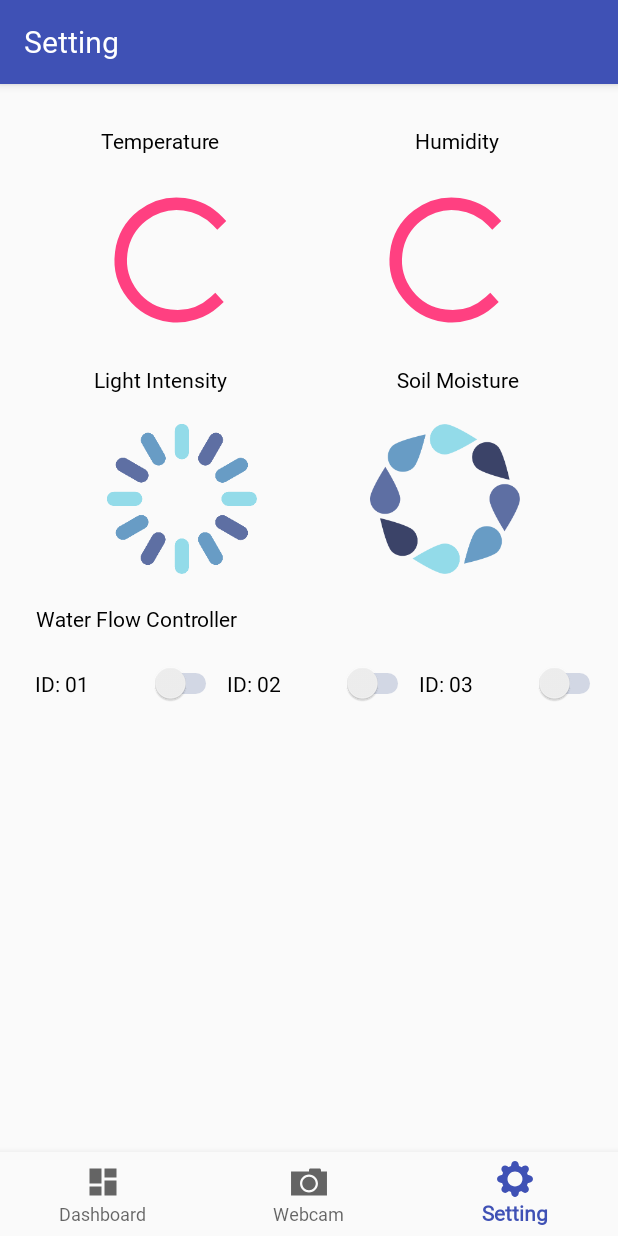
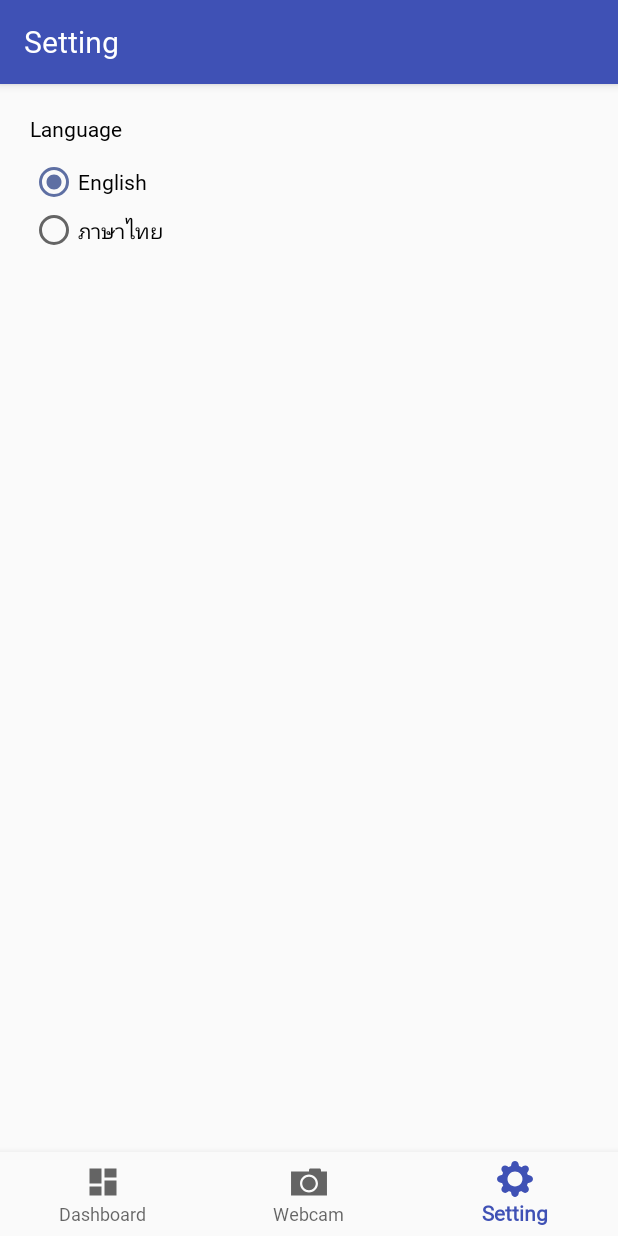
Before and after one commit to sopicha/smartfarm, an Android app: the screen it shows after launch (MainActivity), item 3 of the bottom bar chosen, on a phone screen of 412 x 824 dp. Run offline under Robolectric (Android 15) with nearby library versions, the phone set to English and light mode, and no system bars; our stand-ins replace Firebase (no records; nobody signed in at launch, a user with empty details on screens opened directly); libraries missing offline, so code that uses them is left out: com.budiyev.android, me.itangqi.waveloadingview; plain views replace CircularProgressBar, WaveLoadingView; Roboto replaces fonts that are not available here; 10 statements that could not run were skipped.

Commit message:
[Add] - Setting change language En-TH - new package helper - switch state

```diff
--- a/app/src/main/AndroidManifest.xml
+++ b/app/src/main/AndroidManifest.xml
@@ -3,6 +3,7 @@
     package="com.sti.sopicha.smartfarm">
 
     <application
+        android:name=".helper.SmartFarm"
         android:allowBackup="true"
         android:icon="@mipmap/ic_launcher"
         android:label="@string/app_name"
--- a/app/src/main/java/com/sti/sopicha/smartfarm/DashboardFragment.kt
+++ b/app/src/main/java/com/sti/sopicha/smartfarm/DashboardFragment.kt
@@ -1,31 +1,31 @@
 package com.sti.sopicha.smartfarm
 
-import android.content.Context
-import android.content.res.AssetManager
-import android.content.res.Resources
+import android.content.SharedPreferences
 import android.graphics.Typeface
 import android.os.Bundle
+import android.preference.PreferenceManager
 import android.support.v4.app.Fragment
-import android.support.v7.app.ActionBar
-import android.support.v7.app.AppCompatActivity
-import android.util.Log
 import android.view.LayoutInflater
 import android.view.View
 import android.view.ViewGroup
-import android.widget.ProgressBar
 import android.widget.Switch
 import android.widget.TextView
 import com.budiyev.android.circularprogressbar.CircularProgressBar
 import com.google.firebase.FirebaseApp
 import com.google.firebase.database.FirebaseDatabase
+import com.sti.sopicha.smartfarm.helper.FirebaseCallback
+import com.sti.sopicha.smartfarm.helper.FirebaseTask
 import com.sti.sopicha.smartfarm.model.Data
-import kotlinx.android.synthetic.*
 import me.itangqi.waveloadingview.WaveLoadingView
 import java.lang.StringBuilder
 
 class DashboardFragment: Fragment() {
 
     private val TAG = "sensordata"
+    lateinit var sharedPreferences: SharedPreferences
+    private  val FLOW_SWITCH_KEY1 = "app_flow_switch1"
+    private  val FLOW_SWITCH_KEY2 = "app_flow_switch2"
+    private  val FLOW_SWITCH_KEY3 = "app_flow_switch3"
 
     lateinit var tempProg: CircularProgressBar
     lateinit var tempProgText: TextView
@@ -41,6 +41,7 @@ class DashboardFragment: Fragment() {
     lateinit var typeface: Typeface
 
     companion object {
+
         fun newInstance(): DashboardFragment = DashboardFragment()
     }
 
@@ -49,6 +50,7 @@ class DashboardFragment: Fragment() {
 
     override fun onViewCreated(view: View, savedInstanceState: Bundle?) {
         super.onViewCreated(view, savedInstanceState)
+        sharedPreferences = PreferenceManager.getDefaultSharedPreferences(this.context)
 
         // init UI view
         typeface = Typeface.createFromAsset(context!!.assets,"Lato-Light.ttf")
@@ -70,7 +72,7 @@ class DashboardFragment: Fragment() {
 
         FirebaseApp.initializeApp(this.requireContext())
 
-        firebaseTask = FirebaseTask(data,FirebaseDatabase.getInstance(),"Command","Data")
+        firebaseTask = FirebaseTask(data, FirebaseDatabase.getInstance(), "Command", "Data")
         firebaseTask.readData(object : FirebaseCallback {
             override fun onCallback(data: Data?) {
                 tempProg.progress = data!!.temperature!!.toFloat()
@@ -81,30 +83,33 @@ class DashboardFragment: Fragment() {
 
                 lightProgText.text = StringBuilder().append(data.light).append("%")
                 moistProgText.text = StringBuilder().append(data.soil).append("%")
-
-                Log.d(TAG, data!!.humidity.toString())
             }
         })
 
-        waterFlowId1.setOnCheckedChangeListener { buttonView, isChecked ->
-            if (isChecked)
-                firebaseTask.writeCommand(getString(R.string.switch_water_flow_id_1), 0)
-            else
-                firebaseTask.writeCommand(getString(R.string.switch_water_flow_id_1), 1)
-        }
+        waterFlowId1.isChecked = getSwitchState(FLOW_SWITCH_KEY1)
+        waterFlowId2.isChecked = getSwitchState(FLOW_SWITCH_KEY2)
+        waterFlowId3.isChecked = getSwitchState(FLOW_SWITCH_KEY3)
 
-        waterFlowId2.setOnCheckedChangeListener { buttonView, isChecked ->
-            if (isChecked)
-                firebaseTask.writeCommand(getString(R.string.switch_water_flow_id_2), 0)
-            else
-                firebaseTask.writeCommand(getString(R.string.switch_water_flow_id_2), 1)
-        }
+        setSwitchOnClick(R.string.switch_water_flow_id_1,waterFlowId1,FLOW_SWITCH_KEY1)
+        setSwitchOnClick(R.string.switch_water_flow_id_2,waterFlowId2,FLOW_SWITCH_KEY2)
+        setSwitchOnClick(R.string.switch_water_flow_id_3,waterFlowId3,FLOW_SWITCH_KEY3)
 
-        waterFlowId3.setOnCheckedChangeListener { buttonView, isChecked ->
-            if (isChecked)
-                firebaseTask.writeCommand(getString(R.string.switch_water_flow_id_3), 0)
-            else
-                firebaseTask.writeCommand(getString(R.string.switch_water_flow_id_3), 1)
+    }
+
+    private fun getSwitchState(key: String): Boolean{
+        val switchState = sharedPreferences.getBoolean(key, false)
+        return switchState
+    }
+
+    private fun setSwitchOnClick(resID:Int,switch:Switch, key:String){
+        switch.setOnCheckedChangeListener { buttonView, isChecked ->
+            if (isChecked) {
+                firebaseTask.writeCommand(getString(resID), 0)
+                sharedPreferences.edit().putBoolean(key, true).apply()
+            } else {
+                firebaseTask.writeCommand(getString(resID), 1)
+                sharedPreferences.edit().putBoolean(key, false).apply()
+            }
         }
     }
 }
--- a/app/src/main/java/com/sti/sopicha/smartfarm/MainActivity.kt
+++ b/app/src/main/java/com/sti/sopicha/smartfarm/MainActivity.kt
@@ -1,54 +1,84 @@
 package com.sti.sopicha.smartfarm
 
-import android.graphics.Typeface
+import android.content.Context
+import android.content.SharedPreferences
 import android.os.Bundle
+import android.preference.PreferenceManager
 import android.support.design.widget.BottomNavigationView
 import android.support.v4.app.Fragment
 import android.support.v7.app.ActionBar
 import android.support.v7.app.AppCompatActivity
-import android.widget.TextView
-import android.widget.Toolbar
 import kotlinx.android.synthetic.main.activity_main.*
-
+import com.sti.sopicha.smartfarm.helper.SmartFarm
 
 
 class MainActivity : AppCompatActivity() {
 
     lateinit var toolbar: ActionBar
+    lateinit var sharedPreferences: SharedPreferences
+    private  val APP_LANGUAGE_KEY = "app_language"
+    private  val FRAGMENT_KEY = "app_fragment"
+    private val TAG = "sensordata"
+    lateinit var storedValue:String
+    private val dashFragmentRef: String = "dash"
+    private val webFragmentRef: String = "web"
+    private val settFragmentRef: String = "sett"
 
     private val mOnNavigationItemSelectedListener = BottomNavigationView.OnNavigationItemSelectedListener { item ->
         when (item.itemId) {
             R.id.navigation_dashboard -> {
-                toolbar.title = "Smart Farm Summary Dashboard"
+                toolbar.title = getString(R.string.actionbar_dashboard)
+                sharedPreferences.edit().putString(FRAGMENT_KEY, dashFragmentRef).apply()
                 val dashboardFragment = DashboardFragment.newInstance()
                 openFragment(dashboardFragment)
                 return@OnNavigationItemSelectedListener true
             }
             R.id.navigation_webcam -> {
-                toolbar.title = "Smart Farm Webcam"
+                //toolbar.title = getString(R.string.actionbar_webcam)
                 //message.setText(R.string.title_webcam)
+                sharedPreferences.edit().putString(FRAGMENT_KEY, webFragmentRef).apply()
                 return@OnNavigationItemSelectedListener true
             }
             R.id.navigation_setting -> {
-                toolbar.title = "Setting"
-                //message.setText(R.string.title_setting)
+                toolbar.title = getString(R.string.actionbar_setting)
+                sharedPreferences.edit().putString(FRAGMENT_KEY, settFragmentRef).apply()
+                val settingFragment = SettingFragment.newInstance()
+                openFragment(settingFragment)
                 return@OnNavigationItemSelectedListener true
             }
         }
         false
     }
 
-
-
     override fun onCreate(savedInstanceState: Bundle?) {
         super.onCreate(savedInstanceState)
+        sharedPreferences = PreferenceManager.getDefaultSharedPreferences(this)
+        storedValue = sharedPreferences.getString(APP_LANGUAGE_KEY, "en")
         setContentView(R.layout.activity_main)
         toolbar = supportActionBar!!
-        val dashboardFragment = DashboardFragment.newInstance()
-        openFragment(dashboardFragment)
-        toolbar.title = "Smart Farm Summary Dashboard"
+        val fragment = sharedPreferences.getString(FRAGMENT_KEY, "dash")
+        when(fragment){
+            dashFragmentRef->{
+                val dashboardFragment = DashboardFragment.newInstance()
+                openFragment(dashboardFragment)
+                toolbar.title = getString(R.string.actionbar_dashboard)
+            }
+            webFragmentRef->{
+                //go to webcam fragment
+            }
+            settFragmentRef->{
+                val settingFragment = SettingFragment.newInstance()
+                openFragment(settingFragment)
+                toolbar.title = getString(R.string.actionbar_setting)
+            }
+        }
 
         navigation.setOnNavigationItemSelectedListener(mOnNavigationItemSelectedListener)
+    }
+
+    override fun attachBaseContext(newBase: Context) {
+        super.attachBaseContext(SmartFarm.localeManager.setLocale(newBase))
+
     }
 
 
--- /dev/null
+++ b/app/src/main/java/com/sti/sopicha/smartfarm/SettingFragment.kt
@@ -0,0 +1,73 @@
+package com.sti.sopicha.smartfarm
+
+import android.content.Context
+import android.os.Bundle
+import android.support.v4.app.Fragment
+import android.util.Log
+import android.view.LayoutInflater
+import android.view.View
+import android.view.ViewGroup
+import android.widget.RadioButton
+import android.widget.RadioGroup
+import android.content.SharedPreferences
+import android.preference.PreferenceManager
+import com.sti.sopicha.smartfarm.helper.SmartFarm
+
+
+class SettingFragment: Fragment(){
+    private val TAG = "sensordata"
+    lateinit var sharedPreferences:SharedPreferences
+    lateinit var radioGroup: RadioGroup
+    private  val APP_LANGUAGE_KEY = "app_language"
+    companion object {
+        fun newInstance(): SettingFragment = SettingFragment()
+    }
+
+    private var viewSetting:View? = null
+
+    override fun onCreateView(inflater: LayoutInflater, container: ViewGroup?, savedInstanceState: Bundle?): View? {
+        viewSetting = inflater.inflate(R.layout.setting, container, false)
+        return viewSetting
+    }
+
+    @SuppressWarnings("deprecation")
+    override fun onViewCreated(view: View, savedInstanceState: Bundle?) {
+        super.onViewCreated(view, savedInstanceState)
+
+        sharedPreferences = PreferenceManager.getDefaultSharedPreferences(context)
+        val storedValue = sharedPreferences.getString(APP_LANGUAGE_KEY, "en")
+        radioGroup = view.findViewById(R.id.lang_radiogroup)
+
+        when(storedValue){
+            "en" -> {
+                radioGroup.check(R.id.eng_radiobutt)
+            }
+            "th" ->{
+                radioGroup.check(R.id.thai_radiobutt)
+            }
+
+        }
+
+        // Get radio group selected item using on checked change listener
+        radioGroup.setOnCheckedChangeListener(
+                RadioGroup.OnCheckedChangeListener { group, checkedId ->
+                    val context:Context = this.context!!
+                    val radio: RadioButton = view.findViewById(checkedId)
+                    when(radio.text) {
+                        getString(R.string.eng_lang)->{
+                            sharedPreferences.edit().putString(APP_LANGUAGE_KEY, "en").apply()
+                            SmartFarm.localeManager.setNewLocale(context, SmartFarm.localeManager.LANGUAGE_ENGLISH)
+                            activity!!.recreate()
+
+                        }
+                        getString(R.string.thai_lang)->{
+                            sharedPreferences.edit().putString(APP_LANGUAGE_KEY, "th").apply()
+                            SmartFarm.localeManager.setNewLocale(context, SmartFarm.localeManager.LANGUAGE_THAI)
+                            activity!!.recreate()
+                        }
+                    }
+
+                })
+
+    }
+}
--- a/app/src/main/java/com/sti/sopicha/smartfarm/FirebaseCallback.kt
+++ b/app/src/main/java/com/sti/sopicha/smartfarm/helper/FirebaseCallback.kt
@@ -1,4 +1,4 @@
-package com.sti.sopicha.smartfarm
+package com.sti.sopicha.smartfarm.helper
 
 import com.sti.sopicha.smartfarm.model.Data
 
--- a/app/src/main/java/com/sti/sopicha/smartfarm/FirebaseTask.kt
+++ b/app/src/main/java/com/sti/sopicha/smartfarm/helper/FirebaseTask.kt
@@ -1,13 +1,13 @@
-package com.sti.sopicha.smartfarm
+package com.sti.sopicha.smartfarm.helper
 
 import android.util.Log
 import com.google.firebase.database.*
 import com.sti.sopicha.smartfarm.model.Data
 import com.google.firebase.database.DataSnapshot
+import com.sti.sopicha.smartfarm.helper.FirebaseCallback
 
 
-
-class FirebaseTask(var dt: Data?,dat: FirebaseDatabase,val refCmd: String,val refDt: String){
+class FirebaseTask( dt: Data?,dat: FirebaseDatabase, refCmd: String,refDt: String){
     private val TAG = "sensordata"
     var database: FirebaseDatabase? = null
     var refCommand: DatabaseReference? = null
--- /dev/null
+++ b/app/src/main/java/com/sti/sopicha/smartfarm/helper/LocaleManager.kt
@@ -0,0 +1,66 @@
+package com.sti.sopicha.smartfarm.helper
+
+import android.os.Build.VERSION_CODES.N
+import android.content.res.Resources
+import java.util.Locale
+import android.os.Build.VERSION_CODES.JELLY_BEAN_MR1
+import android.annotation.SuppressLint
+import android.content.Context
+import android.preference.PreferenceManager
+import android.content.SharedPreferences
+import android.content.res.Configuration
+
+
+class LocaleManager(context: Context) {
+
+    val LANGUAGE_ENGLISH: String = "en"
+    val LANGUAGE_THAI: String = "th"
+    private val LANGUAGE_KEY: String = "language_key"
+    private val prefs: SharedPreferences
+
+    val language: String
+        get() = prefs.getString(LANGUAGE_KEY, LANGUAGE_ENGLISH)
+
+    init {
+        prefs = PreferenceManager.getDefaultSharedPreferences(context)
+    }
+
+    fun setLocale(c: Context): Context {
+        return updateResources(c, language)
+    }
+
+    fun setNewLocale(c: Context, language: String): Context {
+        persistLanguage(language)
+        return updateResources(c, language)
+    }
+
+    @SuppressLint("ApplySharedPref")
+    private fun persistLanguage(language: String) {
+        // use commit() instead of apply(), because sometimes we kill the application process immediately
+        // which will prevent apply() to finish
+        prefs.edit().putString(LANGUAGE_KEY, language).commit()
+    }
+
+    private fun updateResources(con: Context, language: String): Context {
+        var context = con
+        val locale = Locale(language)
+        Locale.setDefault(locale)
+
+        val res = context.getResources()
+        val config = Configuration(res.getConfiguration())
+        if (Utility.isAtLeastVersion(JELLY_BEAN_MR1)) {
+            config.setLocale(locale)
+            context = context.createConfigurationContext(config)
+        } else {
+            config.locale = locale
+            res.updateConfiguration(config, res.getDisplayMetrics())
+        }
+        return context
+    }
+
+    fun getLocale(res: Resources): Locale {
+        val config = res.configuration
+        return if (Utility.isAtLeastVersion(N)) config.locales.get(0) else config.locale
+    }
+
+}
--- /dev/null
+++ b/app/src/main/java/com/sti/sopicha/smartfarm/helper/SmartFarm.kt
@@ -0,0 +1,28 @@
+package com.sti.sopicha.smartfarm.helper
+
+import android.util.Log
+import android.app.Application
+import android.content.Context
+import android.content.res.Configuration
+
+
+class SmartFarm : Application() {
+
+    companion object {
+        lateinit var localeManager: LocaleManager
+    }
+
+    private val TAG = "App"
+    override fun attachBaseContext(base: Context) {
+        localeManager = LocaleManager(base)
+        super.attachBaseContext(localeManager.setLocale(base))
+        Log.d(TAG, "attachBaseContext")
+    }
+
+    override fun onConfigurationChanged(newConfig: Configuration) {
+        super.onConfigurationChanged(newConfig)
+        localeManager.setLocale(this)
+        Log.d(TAG, "onConfigurationChanged: " + newConfig.locale.getLanguage())
+    }
+
+}
--- /dev/null
+++ b/app/src/main/res/layout/setting.xml
@@ -0,0 +1,57 @@
+<?xml version="1.0" encoding="utf-8"?>
+<android.support.constraint.ConstraintLayout
+    xmlns:android="http://schemas.android.com/apk/res/android"
+    xmlns:app="http://schemas.android.com/apk/res-auto"
+    xmlns:tools="http://schemas.android.com/tools"
+    android:layout_width="match_parent"
+    android:layout_height="match_parent">
+
+    <LinearLayout
+        android:layout_width="0dp"
+        android:layout_height="match_parent"
+        android:layout_marginStart="20dp"
+        android:layout_marginTop="20dp"
+        android:layout_marginEnd="10dp"
+        android:layout_marginBottom="8dp"
+        android:orientation="vertical"
+        app:layout_constraintBottom_toBottomOf="parent"
+        app:layout_constraintEnd_toEndOf="parent"
+        app:layout_constraintStart_toStartOf="parent"
+        app:layout_constraintTop_toTopOf="parent"
+        app:layout_constraintVertical_bias="0.0">
+
+        <TextView
+            android:id="@+id/h_setting"
+            android:layout_width="match_parent"
+            android:layout_height="wrap_content"
+            android:fontFamily="@font/lato_light"
+            android:paddingBottom="10dp"
+            android:text="@string/header_language"
+            android:textColor="@color/common_google_signin_btn_text_dark_focused" />
+
+        <RadioGroup
+            android:id="@+id/lang_radiogroup"
+            android:layout_width="wrap_content"
+            android:layout_height="wrap_content">
+
+            <RadioButton
+                android:id="@+id/eng_radiobutt"
+                android:layout_width="wrap_content"
+                android:layout_height="wrap_content"
+                android:layout_weight="1"
+                android:checked="true"
+                android:fontFamily="@font/lato_light"
+                android:text="@string/eng_lang" />
+
+            <RadioButton
+                android:id="@+id/thai_radiobutt"
+                android:layout_width="wrap_content"
+                android:layout_height="wrap_content"
+                android:fontFamily="@font/lato_light"
+                android:text="@string/thai_lang" />
+
+        </RadioGroup>
+
+    </LinearLayout>
+
+</android.support.constraint.ConstraintLayout>
--- a/app/src/main/res/values/colors.xml
+++ b/app/src/main/res/values/colors.xml
@@ -2,7 +2,7 @@
 <resources>
     <color name="colorPrimary">#3F51B5</color>
     <color name="colorPrimaryDark">#303F9F</color>
-    <color name="colorAccent">#FF4081</color>
+    <color name="colorAccent">#5e6fa3</color>
 
     <!-- Apps color theme "Frozen - Elsa"-->
 
--- a/app/src/main/res/values/strings.xml
+++ b/app/src/main/res/values/strings.xml
@@ -15,7 +15,12 @@
     <string name="switch_water_flow_id_1">ID1</string>
     <string name="switch_water_flow_id_2">ID2</string>
     <string name="switch_water_flow_id_3">ID3</string>
-    <string name="water_flow_on">1</string>
-    <string name="water_flow_off">0</string>
+
+    <string name="actionbar_dashboard">Smart Farm Summary Dashboard</string>
+    <string name="actionbar_webcam">Smart Farm Webcam</string>
+    <string name="actionbar_setting">Setting</string>
+    <string name="eng_lang">English</string>
+    <string name="header_language">Language</string>
+    <string name="thai_lang">ภาษาไทย</string>
 
 </resources>
```
Also changed, not shown: app/src/main/java/com/sti/sopicha/smartfarm/helper/Utility.kt (added, +74 -0 lines), 1 other file.
